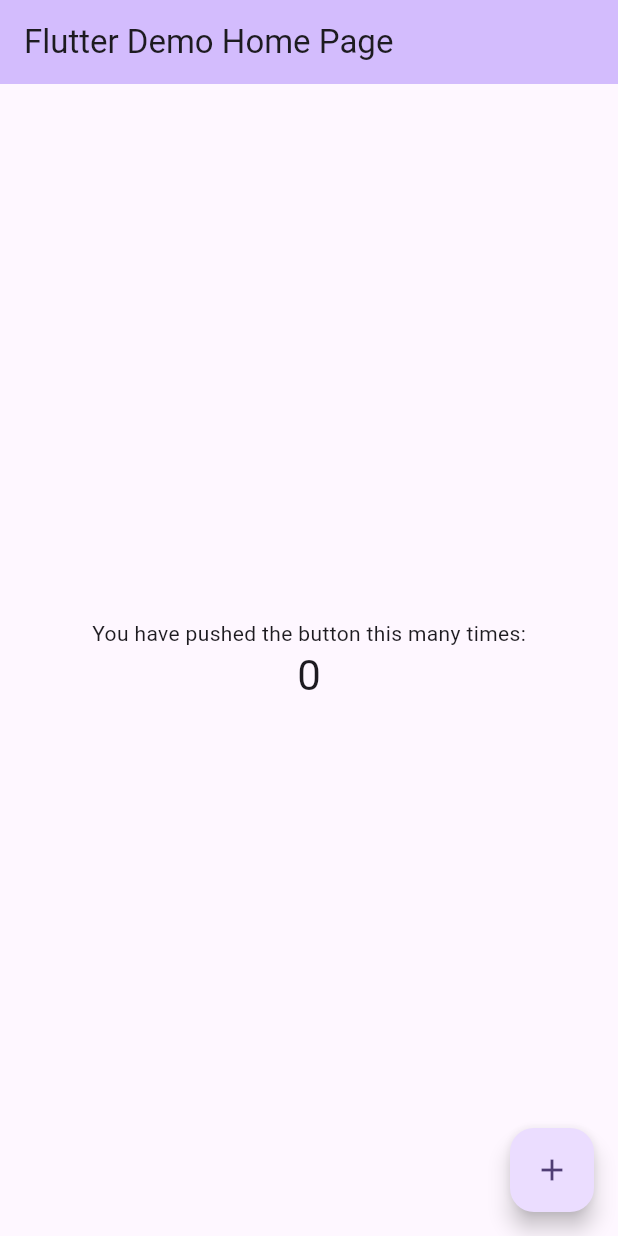
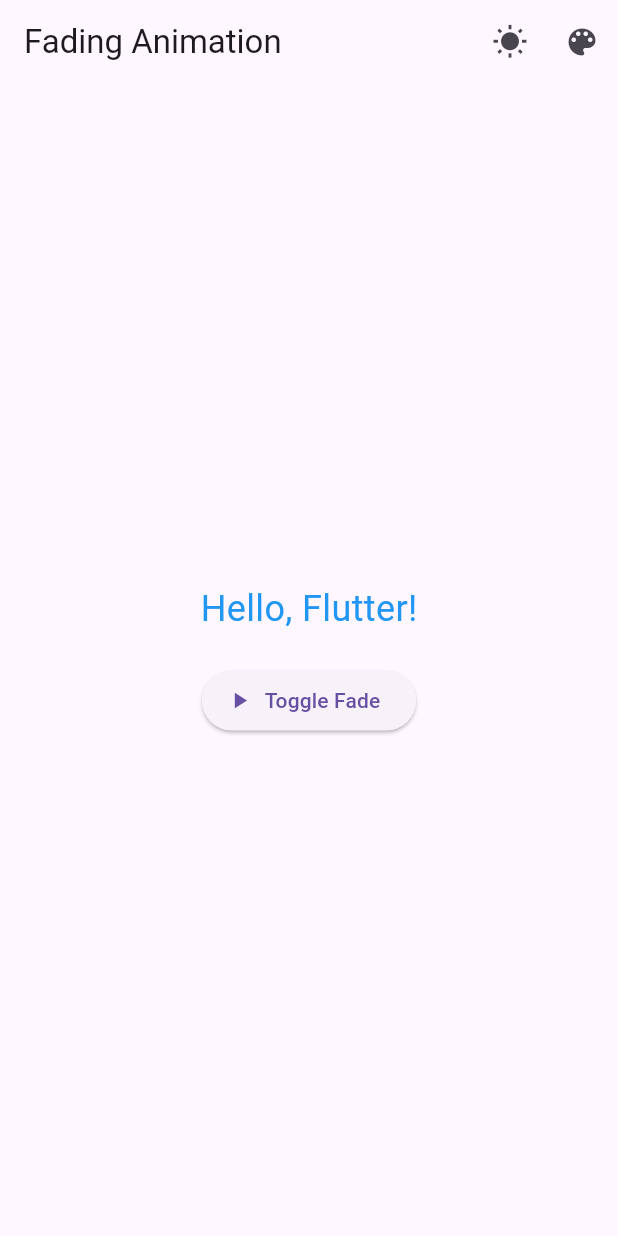
Before and after one commit to SahilJawed/TextAnimation, a Flutter app: the screen it shows after launch, on a phone screen of 412 x 824 dp. Run offline on Flutter 3.47's test engine with Material 3 defaults, Android fonts, the phone set to English and light mode, and no system bars; our stand-ins replace flutter_colorpicker.

Commit message:
Final working code Text Animation

```diff
--- a/lib/main.dart
+++ b/lib/main.dart
@@ -1,122 +1,164 @@
 import 'package:flutter/material.dart';
+import 'package:flutter_colorpicker/flutter_colorpicker.dart';
 
 void main() {
   runApp(const MyApp());
 }
 
-class MyApp extends StatelessWidget {
+class MyApp extends StatefulWidget {
   const MyApp({super.key});
 
-  // This widget is the root of your application.
   @override
-  Widget build(BuildContext context) {
-    return MaterialApp(
-      title: 'Flutter Demo',
-      theme: ThemeData(
-        // This is the theme of your application.
-        //
-        // TRY THIS: Try running your application with "flutter run". You'll see
-        // the application has a purple toolbar. Then, without quitting the app,
-        // try changing the seedColor in the colorScheme below to Colors.green
-        // and then invoke "hot reload" (save your changes or press the "hot
-        // reload" button in a Flutter-supported IDE, or press "r" if you used
-        // the command line to start the app).
-        //
-        // Notice that the counter didn't reset back to zero; the application
-        // state is not lost during the reload. To reset the state, use hot
-        // restart instead.
-        //
-        // This works for code too, not just values: Most code changes can be
-        // tested with just a hot reload.
-        colorScheme: ColorScheme.fromSeed(seedColor: Colors.deepPurple),
-      ),
-      home: const MyHomePage(title: 'Flutter Demo Home Page'),
-    );
-  }
+  _MyAppState createState() => _MyAppState();
 }
 
-class MyHomePage extends StatefulWidget {
-  const MyHomePage({super.key, required this.title});
+class _MyAppState extends State<MyApp> {
+  ThemeMode _themeMode = ThemeMode.light;
 
-  // This widget is the home page of your application. It is stateful, meaning
-  // that it has a State object (defined below) that contains fields that affect
-  // how it looks.
-
-  // This class is the configuration for the state. It holds the values (in this
-  // case the title) provided by the parent (in this case the App widget) and
-  // used by the build method of the State. Fields in a Widget subclass are
-  // always marked "final".
-
-  final String title;
-
-  @override
-  State<MyHomePage> createState() => _MyHomePageState();
-}
-
-class _MyHomePageState extends State<MyHomePage> {
-  int _counter = 0;
-
-  void _incrementCounter() {
+  void toggleTheme() {
     setState(() {
-      // This call to setState tells the Flutter framework that something has
-      // changed in this State, which causes it to rerun the build method below
-      // so that the display can reflect the updated values. If we changed
-      // _counter without calling setState(), then the build method would not be
-      // called again, and so nothing would appear to happen.
-      _counter++;
+      _themeMode =
+          _themeMode == ThemeMode.light ? ThemeMode.dark : ThemeMode.light;
     });
   }
 
   @override
   Widget build(BuildContext context) {
-    // This method is rerun every time setState is called, for instance as done
-    // by the _incrementCounter method above.
-    //
-    // The Flutter framework has been optimized to make rerunning build methods
-    // fast, so that you can just rebuild anything that needs updating rather
-    // than having to individually change instances of widgets.
-    return Scaffold(
-      appBar: AppBar(
-        // TRY THIS: Try changing the color here to a specific color (to
-        // Colors.amber, perhaps?) and trigger a hot reload to see the AppBar
-        // change color while the other colors stay the same.
-        backgroundColor: Theme.of(context).colorScheme.inversePrimary,
-        // Here we take the value from the MyHomePage object that was created by
-        // the App.build method, and use it to set our appbar title.
-        title: Text(widget.title),
-      ),
-      body: Center(
-        // Center is a layout widget. It takes a single child and positions it
-        // in the middle of the parent.
-        child: Column(
-          // Column is also a layout widget. It takes a list of children and
-          // arranges them vertically. By default, it sizes itself to fit its
-          // children horizontally, and tries to be as tall as its parent.
-          //
-          // Column has various properties to control how it sizes itself and
-          // how it positions its children. Here we use mainAxisAlignment to
-          // center the children vertically; the main axis here is the vertical
-          // axis because Columns are vertical (the cross axis would be
-          // horizontal).
-          //
-          // TRY THIS: Invoke "debug painting" (choose the "Toggle Debug Paint"
-          // action in the IDE, or press "p" in the console), to see the
-          // wireframe for each widget.
-          mainAxisAlignment: MainAxisAlignment.center,
-          children: <Widget>[
-            const Text('You have pushed the button this many times:'),
-            Text(
-              '$_counter',
-              style: Theme.of(context).textTheme.headlineMedium,
-            ),
-          ],
-        ),
-      ),
-      floatingActionButton: FloatingActionButton(
-        onPressed: _incrementCounter,
-        tooltip: 'Increment',
-        child: const Icon(Icons.add),
-      ), // This trailing comma makes auto-formatting nicer for build methods.
+    return MaterialApp(
+      debugShowCheckedModeBanner: false,
+      theme: ThemeData.light(),
+      darkTheme: ThemeData.dark(),
+      themeMode: _themeMode,
+      home: FadingTextAnimation(toggleTheme: toggleTheme),
     );
   }
 }
+
+class FadingTextAnimation extends StatefulWidget {
+  final VoidCallback toggleTheme;
+  const FadingTextAnimation({super.key, required this.toggleTheme});
+
+  @override
+  _FadingTextAnimationState createState() => _FadingTextAnimationState();
+}
+
+class _FadingTextAnimationState extends State<FadingTextAnimation> {
+  bool _isVisible = true;
+  Color _textColor = Colors.blue;
+
+  void toggleVisibility() {
+    setState(() {
+      _isVisible = !_isVisible;
+    });
+  }
+
+  void changeColor(Color color) {
+    setState(() {
+      _textColor = color;
+    });
+  }
+
+  void openColorPicker() {
+    showDialog(
+      context: context,
+      builder:
+          (context) => AlertDialog(
+            title: const Text("Pick a Text Color"),
+            content: SingleChildScrollView(
+              child: ColorPicker(
+                pickerColor: _textColor,
+                onColorChanged: changeColor,
+              ),
+            ),
+            actions: [
+              TextButton(
+                child: const Text("Done"),
+                onPressed: () => Navigator.of(context).pop(),
+              ),
+            ],
+          ),
+    );
+  }
+
+  @override
+  Widget build(BuildContext context) {
+    return Scaffold(
+      appBar: AppBar(
+        title: const Text("Fading Animation"),
+        actions: [
+          IconButton(
+            icon: Icon(
+              Theme.of(context).brightness == Brightness.dark
+                  ? Icons.nightlight_round
+                  : Icons.wb_sunny,
+            ),
+            onPressed: widget.toggleTheme,
+          ),
+          IconButton(
+            icon: const Icon(Icons.color_lens),
+            onPressed: openColorPicker,
+          ),
+        ],
+      ),
+      body: PageView(
+        children: [_buildMainScreen(), _buildSecondAnimationScreen()],
+      ),
+    );
+  }
+
+  Widget _buildMainScreen() {
+    return Center(
+      child: Column(
+        mainAxisAlignment: MainAxisAlignment.center,
+        children: [
+          AnimatedOpacity(
+            opacity: _isVisible ? 1.0 : 0.0,
+            duration: const Duration(seconds: 1),
+            curve: Curves.easeInOut,
+            child: Text(
+              "Hello, Flutter!",
+              style: TextStyle(fontSize: 24, color: _textColor),
+            ),
+          ),
+          const SizedBox(height: 20),
+          ElevatedButton.icon(
+            icon: const Icon(Icons.play_arrow),
+            label: const Text("Toggle Fade"),
+            onPressed: toggleVisibility,
+          ),
+        ],
+      ),
+    );
+  }
+
+  Widget _buildSecondAnimationScreen() {
+    return Center(
+      child: Column(
+        mainAxisAlignment: MainAxisAlignment.center,
+        children: [
+          AnimatedOpacity(
+            opacity: _isVisible ? 1.0 : 0.0,
+            duration: const Duration(seconds: 3),
+            curve: Curves.easeInOut,
+            child: const Text(
+              "Second Screen Fade!",
+              style: TextStyle(fontSize: 24, color: Colors.red),
+            ),
+          ),
+          const SizedBox(height: 20),
+          AnimatedRotation(
+            turns: _isVisible ? 1 : 0,
+            duration: const Duration(seconds: 2),
+            child: const Icon(Icons.refresh, size: 50, color: Colors.green),
+          ),
+          const SizedBox(height: 20),
+          ElevatedButton.icon(
+            icon: const Icon(Icons.play_arrow),
+            label: const Text("Toggle Fade"),
+            onPressed: toggleVisibility,
+          ),
+        ],
+      ),
+    );
+  }
+}
--- a/pubspec.yaml
+++ b/pubspec.yaml
@@ -34,6 +34,7 @@ dependencies:
   # The following adds the Cupertino Icons font to your application.
   # Use with the CupertinoIcons class for iOS style icons.
   cupertino_icons: ^1.0.8
+  flutter_colorpicker: ^1.1.0
 
 dev_dependencies:
   flutter_test:
```
Also changed, not shown: pubspec.lock.
